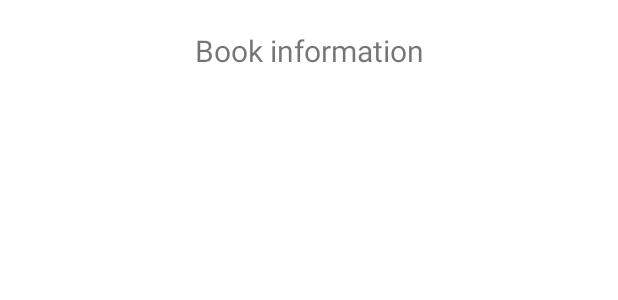
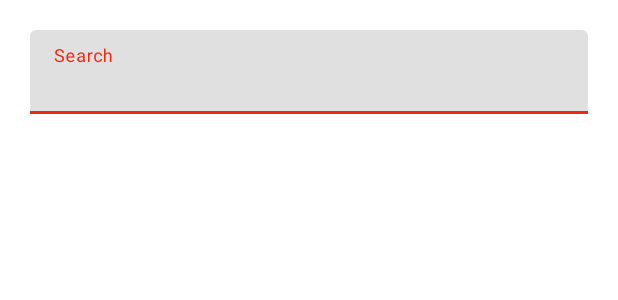
Before and after one commit to Fantastic-Four-CSC-370/Book-Drop, an Android app: the layout book_search.xml on its own in the app's theme, with its tools: preview values and no code run, on a phone screen of 412 x 824 dp. Shown: the top 300 px of the screen. Run offline under Robolectric (Android 15) with nearby library versions, the phone set to English and light mode, and no system bars; network calls fail.

Commit message:
Working on New branch

```diff
--- a/app/src/main/AndroidManifest.xml
+++ b/app/src/main/AndroidManifest.xml
@@ -24,14 +24,15 @@
         <activity android:name=".signupForm" />
         <activity android:name=".LoginActivity" />
         <activity android:name=".OnBoarding" />
-        <activity android:name=".SplashActivity">
+
+        <activity android:name=".BookSearch">
             <intent-filter>
                 <action android:name="android.intent.action.MAIN" />
 
                 <category android:name="android.intent.category.LAUNCHER" />
             </intent-filter>
         </activity>
-        <activity android:name=".BookSearch" />
+        <activity android:name=".SplashActivity" />
     </application>
 
 </manifest>
--- a/app/src/main/res/layout/book_search.xml
+++ b/app/src/main/res/layout/book_search.xml
@@ -1,5 +1,6 @@
 <?xml version="1.0" encoding="utf-8"?>
-<LinearLayout xmlns:android="http://schemas.android.com/apk/res/android"
+<RelativeLayout
+    xmlns:android="http://schemas.android.com/apk/res/android"
     xmlns:app="http://schemas.android.com/apk/res-auto"
     xmlns:tools="http://schemas.android.com/tools"
     android:layout_width="match_parent"
@@ -7,23 +8,27 @@
     android:orientation="vertical"
     android:padding="20dp"
     tools:context=".BookSearch">
-    <TextView
-        android:textSize="20sp"
-        android:gravity="center"
-     android:text="Book information"
+    <com.google.android.material.textfield.TextInputLayout
+        android:id="@+id/searchBook"
         android:layout_width="match_parent"
-        android:layout_height="wrap_content"/>
-    <TextView
-        android:id="@+id/BookTitle"
+        android:layout_height="wrap_content"
+        android:hint="Search">
+
+        <com.google.android.material.textfield.TextInputEditText
+            android:layout_width="match_parent"
+            android:layout_height="wrap_content"
+            />
+
+    </com.google.android.material.textfield.TextInputLayout>
+
+    <androidx.recyclerview.widget.RecyclerView
+        android:id="@+id/BookRecView"
+        android:layout_marginTop="15dp"
+        android:layout_below="@id/searchBook"
         android:layout_width="match_parent"
-        android:layout_height="wrap_content"/>
-    <TextView
-        android:id="@+id/BookSubTitle"
-        android:layout_width="match_parent"
-        android:layout_height="wrap_content"/>
-    <TextView
-        android:id="@+id/BookAuthor"
-        android:layout_width="match_parent"
-        android:layout_height="wrap_content"/>
+        android:layout_height="match_parent">
 
-</LinearLayout>
+    </androidx.recyclerview.widget.RecyclerView>
+
+
+</RelativeLayout>
```
Also changed, not shown: app/src/main/java/root/radium/bookdrop/BookSearch.java (+62 -11 lines), app/src/main/java/root/radium/bookdrop/SupportingClass/RecyclerViewAdapter.java (added, +34 -0 lines), app/src/main/res/layout/singlebook.xml (added, +70 -0 lines).
